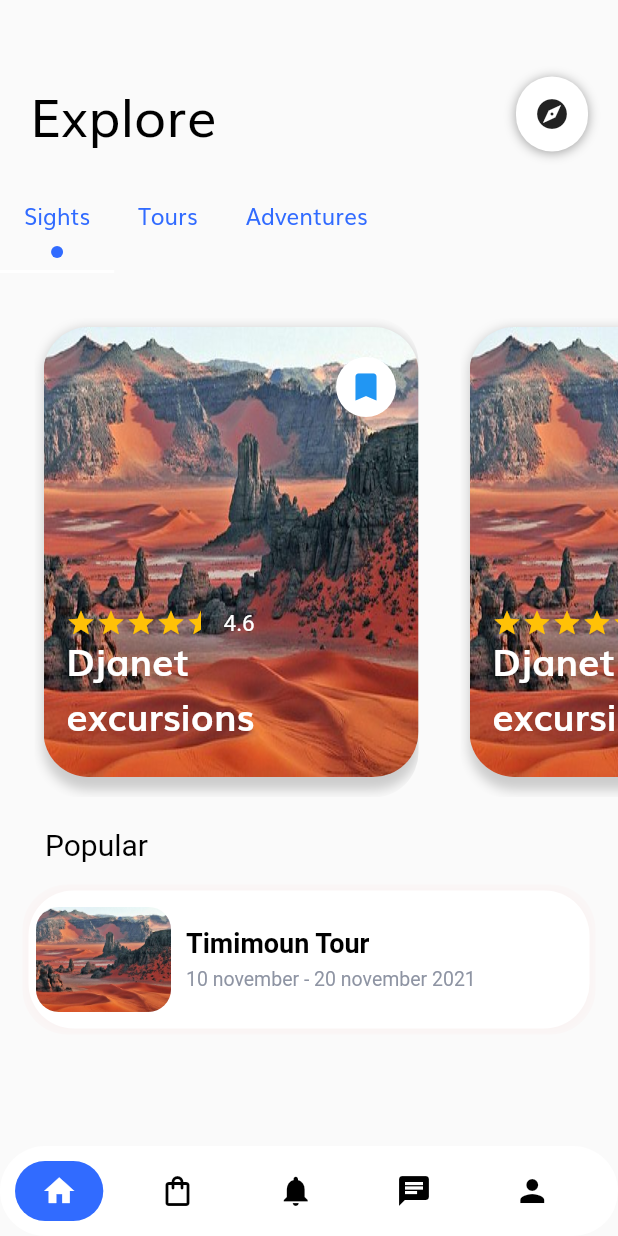
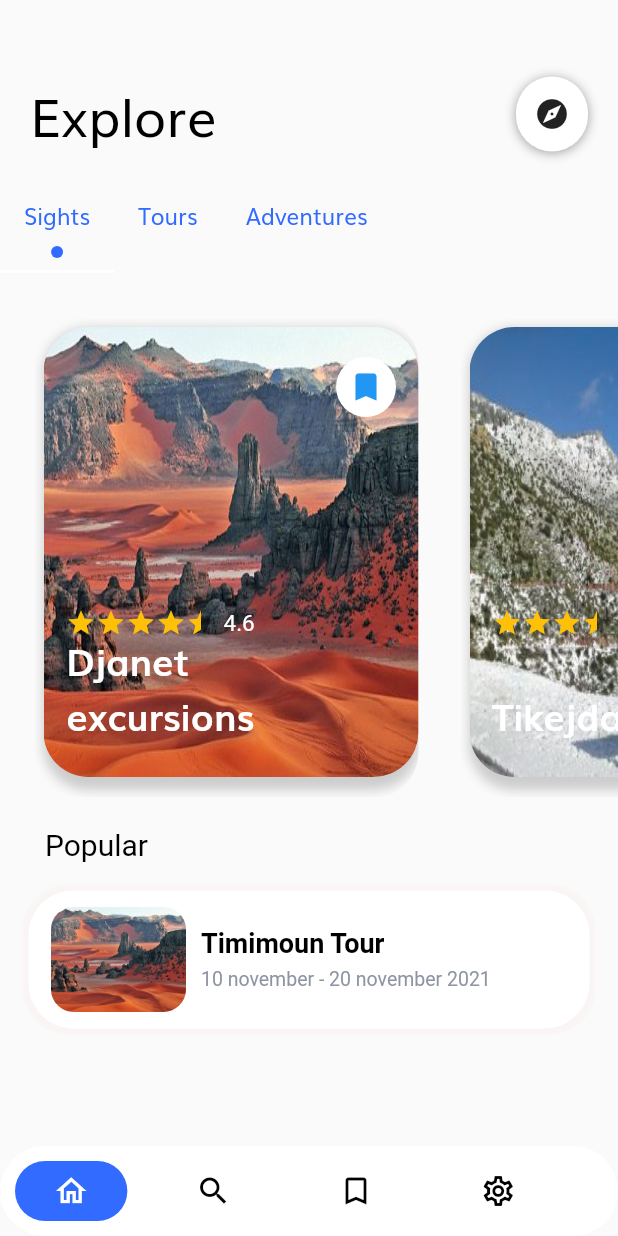
Before and after one commit to Djihanegh/FlutterTravelApp, a Flutter app: the screen it shows after launch, on a phone screen of 412 x 824 dp. Run offline on Flutter 3.47's test engine with Material 2 defaults, Android fonts, the phone set to English and light mode, and no system bars; drawn by our look-alikes of flutter_rating_bar; our stand-ins replace google_fonts; Roboto replaces fonts that are missing (Hind, Muli-Bold).

Commit message:
added images

```diff
--- /dev/null
+++ b/lib/models/place.dart
@@ -0,0 +1,12 @@
+class Place {
+  final String name;
+  final double rating;
+  final String image;
+  final String description;
+
+  Place(
+      {required this.name,
+      required this.rating,
+      required this.image,
+      required this.description});
+}
--- a/lib/presentation/pages/home/components/body.dart
+++ b/lib/presentation/pages/home/components/body.dart
@@ -1,4 +1,5 @@
 import 'package:flutter/material.dart';
+import 'package:travel_app/models/place.dart';
 import 'package:travel_app/presentation/pages/home/components/popular_item.dart';
 import 'package:travel_app/presentation/pages/home/components/popular_text.dart';
 import 'package:travel_app/presentation/pages/home/components/sight_item.dart';
@@ -76,6 +77,24 @@ class _BodyState extends State<Body> with SingleTickerProviderStateMixin {
     }
   }
 
+  List<Place> places = [
+    Place(
+        name: 'Djanet excursions',
+        rating: 4.6,
+        image: 'assets/images/djanet_2.jpg',
+        description: 'Description'),
+    Place(
+        name: 'Tikejda',
+        rating: 3.6,
+        image: 'assets/images/tikejda.jpg',
+        description: 'Description'),
+    Place(
+        name: 'El Gour of Brezina',
+        rating: 3.6,
+        image: 'assets/images/el_bayedh.jpg',
+        description: 'Description')
+  ];
+
   @override
   Widget build(BuildContext context) {
     final size = MediaQuery.of(context).size;
@@ -91,12 +110,12 @@ class _BodyState extends State<Body> with SingleTickerProviderStateMixin {
                   physics: ScrollPhysics(),
                   scrollDirection: Axis.horizontal,
                   shrinkWrap: true,
-                  itemCount: 3,
+                  itemCount: places.length,
                   itemBuilder: (BuildContext context, index) {
                     return SightItem(
-                      imageUrl: '',
-                      name: "Djanet excursions",
-                      rating: 4.6,
+                      imageUrl: places[index].image,
+                      name: places[index].name,
+                      rating: places[index].rating,
                     );
                   },
                   separatorBuilder: (BuildContext context, int index) {
@@ -120,11 +139,10 @@ class _BodyState extends State<Body> with SingleTickerProviderStateMixin {
             height: 60,
             child: Row(
               children: [
-                buildNavBarItem(Icons.home, 0),
-                buildNavBarItem(Icons.shopping_bag_outlined, 1),
-                buildNavBarItem(Icons.notifications, 2),
-                buildNavBarItem(Icons.chat, 3),
-                buildNavBarItem(Icons.person, 4),
+                buildNavBarItem(Icons.home_outlined, 0),
+                buildNavBarItem(Icons.search_outlined, 1),
+                buildNavBarItem(Icons.bookmark_border, 2),
+                buildNavBarItem(Icons.settings_outlined, 3),
               ],
             )),
         body: SingleChildScrollView(
@@ -190,21 +208,13 @@ class _BodyState extends State<Body> with SingleTickerProviderStateMixin {
           });
         },
         child: Container(
-          //    padding: EdgeInsets.all(10),
           margin: EdgeInsets.all(10),
-
           height: 60,
-
-          width: MediaQuery.of(context).size.width / 7,
+          width: MediaQuery.of(context).size.width / 5.5,
           decoration: index == navBarIndex
               ? BoxDecoration(
                   color: KPrimaryColor, //Color(0xFF111015),
-                  borderRadius: BorderRadius.all(Radius.circular(30))
-                  /*gradient: LinearGradient(
-                      colors: [KPrimaryColor, Colors.white],
-                      begin: Alignment.bottomCenter,
-                      end: Alignment.topCenter)*/
-                  )
+                  borderRadius: BorderRadius.all(Radius.circular(30)))
               : BoxDecoration(color: Colors.white),
           child: Icon(
             icon,
--- a/lib/presentation/pages/home/components/popular_item.dart
+++ b/lib/presentation/pages/home/components/popular_item.dart
@@ -55,8 +55,8 @@ class PopularItem extends StatelessWidget {
                   child: Container(
                     height: 100,
                     alignment: Alignment.center,
-                    padding:
-                        EdgeInsets.only(left: 5, right: 5, top: 10, bottom: 10),
+                    padding: EdgeInsets.only(
+                        left: 15, right: 5, top: 10, bottom: 10),
                     child: Row(
                       mainAxisAlignment: MainAxisAlignment.start,
                       children: <Widget>[
--- a/lib/presentation/pages/home/components/sight_item.dart
+++ b/lib/presentation/pages/home/components/sight_item.dart
@@ -52,7 +52,7 @@ class _SightItemState extends State<SightItem> {
                       decoration: BoxDecoration(
                         borderRadius: BorderRadius.all(Radius.circular(30)),
                         image: DecorationImage(
-                          image: AssetImage('assets/images/djanet_2.jpg'),
+                          image: AssetImage(widget.imageUrl),
                           fit: BoxFit.fill,
                         ),
                       ),
```
Also changed, not shown: assets/images/el_bayedh.jpg (added), assets/images/tikejda.jpg (added).
